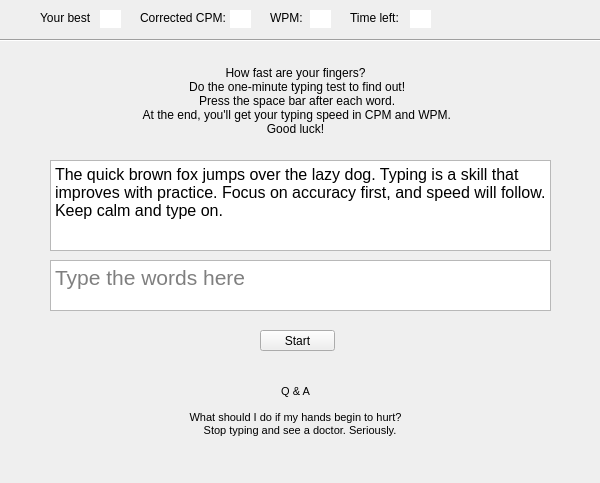
Above: speed_test_ui.ui from samoeds/Typing_speedcheck_pyQT before the change. Below: the same form after it.
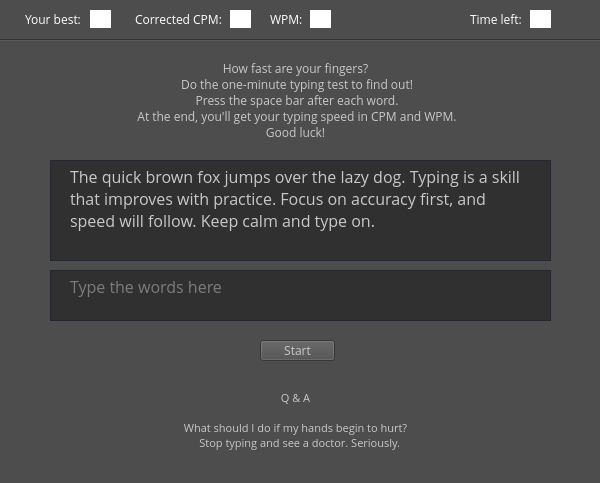
That is the form after the change.

Commit message: fixed some bugs with score, new stylesheet for gui

Diff of the .ui file:
```diff
--- a/speed_test_ui.ui
+++ b/speed_test_ui.ui
@@ -13,23 +13,36 @@
   <property name="windowTitle">
    <string>Form</string>
   </property>
+  <property name="styleSheet">
+   <string notr="true">background-color: rgb(77, 77, 77);</string>
+  </property>
   <widget class="QTextEdit" name="text_entry">
    <property name="geometry">
     <rect>
      <x>50</x>
-     <y>260</y>
+     <y>270</y>
      <width>501</width>
      <height>51</height>
     </rect>
    </property>
    <property name="font">
     <font>
-     <pointsize>16</pointsize>
+     <family>Open Sans</family>
+     <pointsize>12</pointsize>
     </font>
    </property>
    <property name="layoutDirection">
     <enum>Qt::LeftToRight</enum>
    </property>
+   <property name="styleSheet">
+    <string notr="true">QTextEdit {
+border: 1px solid rgb(37, 39, 48);
+padding-left: 15px;
+padding-right:  15px;
+color: rgb(200, 200, 200);
+background-color: rgb(48, 48, 48);
+}</string>
+   </property>
    <property name="tabChangesFocus">
     <bool>false</bool>
    </property>
@@ -53,12 +66,20 @@
   <widget class="QLabel" name="label">
    <property name="geometry">
     <rect>
-     <x>40</x>
-     <y>10</y>
-     <width>51</width>
+     <x>25</x>
+     <y>11</y>
+     <width>61</width>
      <height>16</height>
     </rect>
    </property>
+   <property name="font">
+    <font>
+     <family>Open Sans</family>
+    </font>
+   </property>
+   <property name="styleSheet">
+    <string notr="true">color: rgb(255, 255, 255);</string>
+   </property>
    <property name="text">
     <string>Your best:</string>
    </property>
@@ -66,12 +87,20 @@
   <widget class="QLabel" name="label_2">
    <property name="geometry">
     <rect>
-     <x>140</x>
-     <y>10</y>
+     <x>135</x>
+     <y>11</y>
      <width>91</width>
      <height>16</height>
     </rect>
    </property>
+   <property name="font">
+    <font>
+     <family>Open Sans</family>
+    </font>
+   </property>
+   <property name="styleSheet">
+    <string notr="true">color: rgb(255, 255, 255);</string>
+   </property>
    <property name="text">
     <string>Corrected CPM:</string>
    </property>
@@ -80,11 +109,20 @@
    <property name="geometry">
     <rect>
      <x>270</x>
-     <y>10</y>
+     <y>11</y>
      <width>41</width>
      <height>16</height>
     </rect>
    </property>
+   <property name="font">
+    <font>
+     <family>Open Sans</family>
+    </font>
+   </property>
+   <property name="styleSheet">
+    <string notr="true">color: rgb(255, 255, 255);
+</string>
+   </property>
    <property name="text">
     <string>WPM:</string>
    </property>
@@ -92,12 +130,20 @@
   <widget class="QLabel" name="label_4">
    <property name="geometry">
     <rect>
-     <x>350</x>
-     <y>10</y>
+     <x>470</x>
+     <y>11</y>
      <width>51</width>
      <height>16</height>
     </rect>
    </property>
+   <property name="font">
+    <font>
+     <family>Open Sans</family>
+    </font>
+   </property>
+   <property name="styleSheet">
+    <string notr="true">color: rgb(255, 255, 255);</string>
+   </property>
    <property name="text">
     <string>Time left:</string>
    </property>
@@ -105,12 +151,17 @@
   <widget class="QLabel" name="your_best_score">
    <property name="geometry">
     <rect>
-     <x>100</x>
+     <x>90</x>
      <y>10</y>
      <width>21</width>
      <height>18</height>
     </rect>
    </property>
+   <property name="font">
+    <font>
+     <family>Open Sans</family>
+    </font>
+   </property>
    <property name="styleSheet">
     <string notr="true">background-color: rgb(255, 255, 255);</string>
    </property>
@@ -120,6 +171,9 @@
    <property name="textFormat">
     <enum>Qt::AutoText</enum>
    </property>
+   <property name="alignment">
+    <set>Qt::AlignCenter</set>
+   </property>
   </widget>
   <widget class="QLabel" name="CPM">
    <property name="geometry">
@@ -156,18 +210,26 @@
   <widget class="QLabel" name="time_label">
    <property name="geometry">
     <rect>
-     <x>410</x>
+     <x>530</x>
      <y>10</y>
      <width>21</width>
      <height>18</height>
     </rect>
    </property>
+   <property name="font">
+    <font>
+     <family>Open Sans</family>
+    </font>
+   </property>
    <property name="styleSheet">
     <string notr="true">background-color: rgb(255, 255, 255);</string>
    </property>
    <property name="text">
     <string/>
    </property>
+   <property name="alignment">
+    <set>Qt::AlignCenter</set>
+   </property>
   </widget>
   <widget class="QTextBrowser" name="textBrowser">
    <property name="geometry">
@@ -175,14 +237,24 @@
      <x>50</x>
      <y>160</y>
      <width>501</width>
-     <height>91</height>
+     <height>101</height>
     </rect>
    </property>
    <property name="font">
     <font>
+     <family>Open Sans</family>
      <pointsize>12</pointsize>
     </font>
    </property>
+   <property name="styleSheet">
+    <string notr="true">QTextBrowser {
+border: 1px solid rgb(37, 39, 48);
+padding-left: 15px;
+padding-right:  15px;
+color: rgb(200, 200, 200);
+background-color: rgb(48, 48, 48);
+}</string>
+   </property>
    <property name="html">
     <string>&lt;!DOCTYPE HTML PUBLIC &quot;-//W3C//DTD HTML 4.0//EN&quot; &quot;http://www.w3.org/TR/REC-html40/strict.dtd&quot;&gt;
 &lt;html&gt;&lt;head&gt;&lt;meta name=&quot;qrichtext&quot; content=&quot;1&quot; /&gt;&lt;meta charset=&quot;utf-8&quot; /&gt;&lt;style type=&quot;text/css&quot;&gt;
@@ -190,27 +262,31 @@
 hr { height: 1px; border-width: 0; }
 li.unchecked::marker { content: &quot;\2610&quot;; }
 li.checked::marker { content: &quot;\2612&quot;; }
-&lt;/style&gt;&lt;/head&gt;&lt;body style=&quot; font-family:'Segoe UI'; font-size:12pt; font-weight:400; font-style:normal;&quot;&gt;
-&lt;p style=&quot; margin-top:0px; margin-bottom:0px; margin-left:0px; margin-right:0px; -qt-block-indent:0; text-indent:0px;&quot;&gt;The quick brown fox jumps over the lazy dog. Typing is a skill that improves with practice. Focus on accuracy first, and speed will follow. Keep calm and type on.&lt;/p&gt;&lt;/body&gt;&lt;/html&gt;</string>
+&lt;/style&gt;&lt;/head&gt;&lt;body style=&quot; font-family:'Open Sans'; font-size:12pt; font-weight:400; font-style:normal;&quot;&gt;
+&lt;p style=&quot; margin-top:0px; margin-bottom:0px; margin-left:0px; margin-right:0px; -qt-block-indent:0; text-indent:0px;&quot;&gt;&lt;span style=&quot; font-family:'Segoe UI';&quot;&gt;The quick brown fox jumps over the lazy dog. Typing is a skill that improves with practice. Focus on accuracy first, and speed will follow. Keep calm and type on.&lt;/span&gt;&lt;/p&gt;&lt;/body&gt;&lt;/html&gt;</string>
    </property>
   </widget>
   <widget class="QLabel" name="label_5">
    <property name="geometry">
     <rect>
      <x>140</x>
-     <y>370</y>
+     <y>380</y>
      <width>311</width>
      <height>81</height>
     </rect>
    </property>
    <property name="font">
     <font>
+     <family>Open Sans</family>
      <pointsize>8</pointsize>
     </font>
    </property>
    <property name="layoutDirection">
     <enum>Qt::LeftToRight</enum>
    </property>
+   <property name="styleSheet">
+    <string notr="true">color: rgb(200, 200, 200);</string>
+   </property>
    <property name="text">
     <string>Q &amp; A
 
@@ -224,15 +300,23 @@
   <widget class="QLabel" name="label_6">
    <property name="geometry">
     <rect>
-     <x>140</x>
+     <x>130</x>
      <y>60</y>
-     <width>311</width>
+     <width>331</width>
      <height>81</height>
     </rect>
    </property>
+   <property name="font">
+    <font>
+     <family>Open Sans</family>
+    </font>
+   </property>
    <property name="layoutDirection">
     <enum>Qt::LeftToRight</enum>
    </property>
+   <property name="styleSheet">
+    <string notr="true">color: rgb(200, 200, 200);</string>
+   </property>
    <property name="text">
     <string>How fast are your fingers?
  Do the one-minute typing test to find out!
@@ -248,11 +332,19 @@
    <property name="geometry">
     <rect>
      <x>260</x>
-     <y>330</y>
+     <y>340</y>
      <width>75</width>
      <height>21</height>
     </rect>
    </property>
+   <property name="font">
+    <font>
+     <family>Open Sans</family>
+    </font>
+   </property>
+   <property name="styleSheet">
+    <string notr="true">color: rgb(200, 200, 200);</string>
+   </property>
    <property name="text">
     <string>Start</string>
    </property>
```
Left out of the diff: 16 changed lines with no effect on the pictures. The commit also changes 2 other files.
